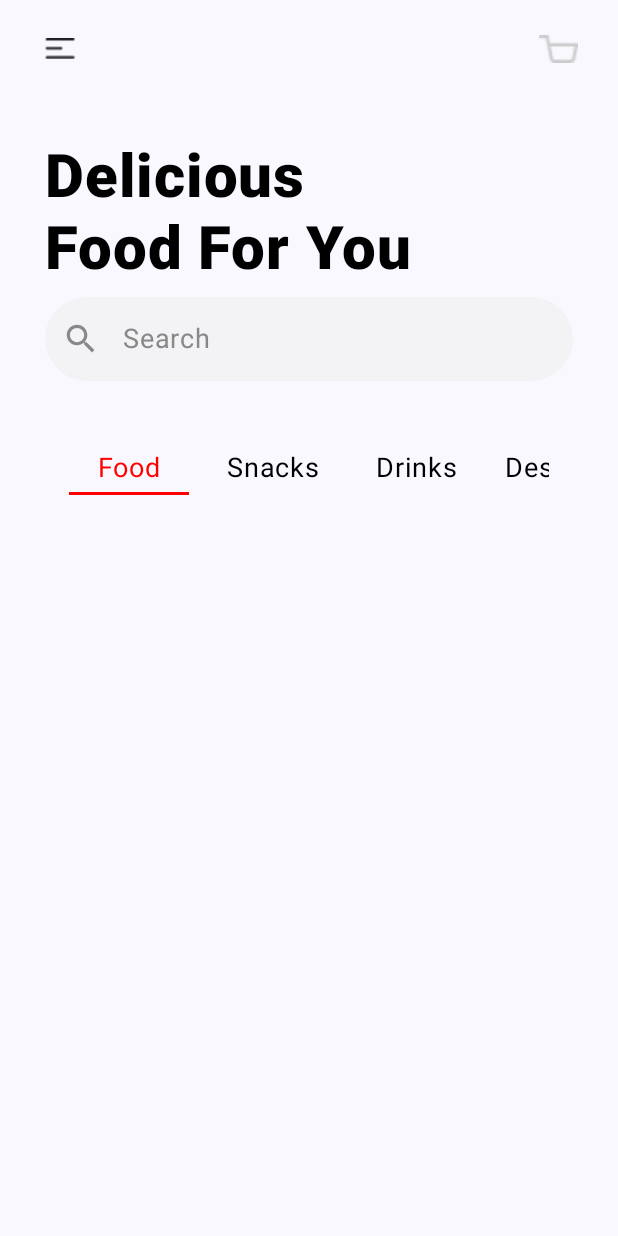
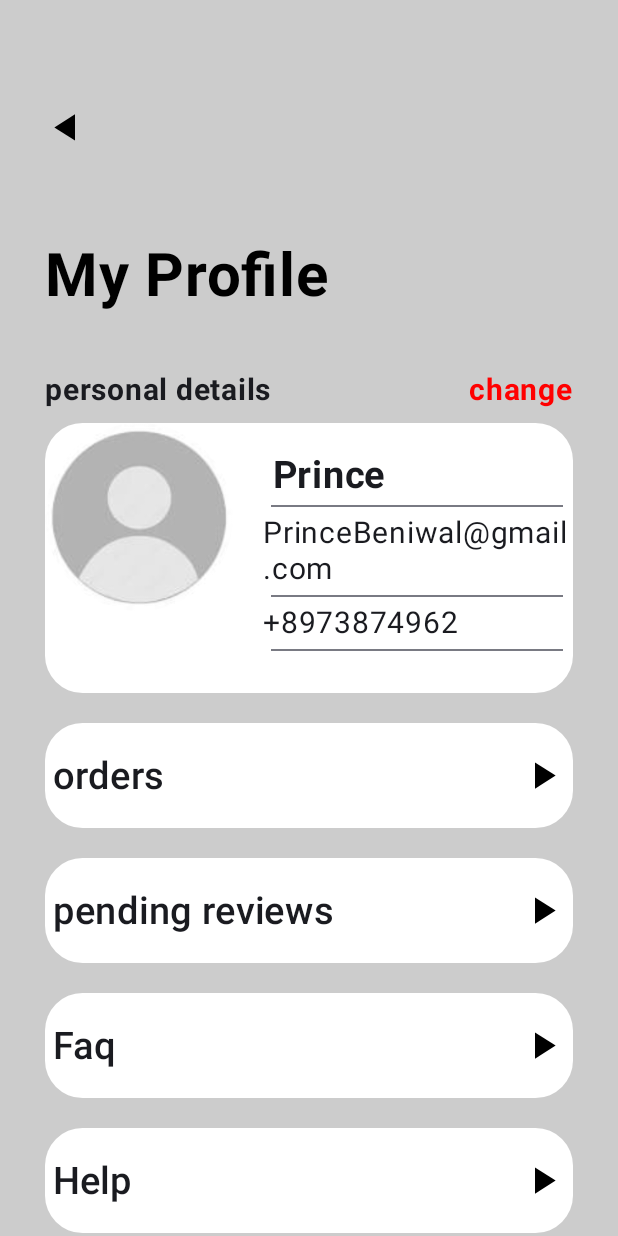
Before and after one commit to bhavya89hr/FoodOrderApp, an Android app built with Jetpack Compose: the screen it shows after launch (MainActivity), on a phone screen of 412 x 824 dp. Run offline under Robolectric (Android 15) with nearby library versions, the phone set to English and light mode, and no system bars.

Commit message:
profile screen

```diff
--- a/app/src/main/java/com/bhavya/foodorder/MainActivity.kt
+++ b/app/src/main/java/com/bhavya/foodorder/MainActivity.kt
@@ -13,6 +13,7 @@ import androidx.compose.ui.Modifier
 import androidx.compose.ui.tooling.preview.Preview
 import com.bhavya.foodorder.navigation.FoNavigation
 import com.bhavya.foodorder.screens.GetStarted
+import com.bhavya.foodorder.screens.profileScreen.profileSreen
 import com.bhavya.foodorder.ui.theme.FoodOrderTheme
 import com.google.firebase.FirebaseApp
 
@@ -24,7 +25,7 @@ class MainActivity : ComponentActivity() {
         setContent {
             FoodOrderTheme {
 
-              FoNavigation()
+                profileSreen()
             }
         }
     }
--- /dev/null
+++ b/app/src/main/java/com/bhavya/foodorder/screens/profileScreen/profile screen.kt
@@ -0,0 +1,151 @@
+package com.bhavya.foodorder.screens.profileScreen
+import com.bhavya.foodorder.R
+
+import android.media.Image
+import androidx.compose.foundation.Image
+import androidx.compose.foundation.background
+import androidx.compose.foundation.border
+import androidx.compose.foundation.clickable
+import androidx.compose.foundation.gestures.scrollable
+import androidx.compose.foundation.layout.Arrangement
+import androidx.compose.foundation.layout.Box
+import androidx.compose.foundation.layout.Column
+import androidx.compose.foundation.layout.Row
+import androidx.compose.foundation.layout.Spacer
+import androidx.compose.foundation.layout.fillMaxHeight
+import androidx.compose.foundation.layout.fillMaxSize
+import androidx.compose.foundation.layout.fillMaxWidth
+import androidx.compose.foundation.layout.height
+import androidx.compose.foundation.layout.padding
+import androidx.compose.foundation.layout.size
+import androidx.compose.foundation.layout.width
+import androidx.compose.foundation.lazy.LazyColumn
+import androidx.compose.foundation.rememberScrollState
+import androidx.compose.foundation.shape.CircleShape
+import androidx.compose.foundation.shape.RoundedCornerShape
+import androidx.compose.foundation.verticalScroll
+import androidx.compose.material.icons.Icons
+import androidx.compose.material.icons.filled.PlayArrow
+import androidx.compose.material3.Button
+import androidx.compose.material3.ButtonDefaults
+import androidx.compose.material3.Card
+import androidx.compose.material3.CardDefaults
+import androidx.compose.material3.Divider
+import androidx.compose.material3.Icon
+import androidx.compose.material3.Surface
+import androidx.compose.material3.Text
+import androidx.compose.runtime.Composable
+import androidx.compose.runtime.remember
+import androidx.compose.ui.Alignment
+import androidx.compose.ui.Modifier
+import androidx.compose.ui.draw.clip
+import androidx.compose.ui.draw.rotate
+import androidx.compose.ui.graphics.Color
+import androidx.compose.ui.layout.ContentScale
+import androidx.compose.ui.res.painterResource
+import androidx.compose.ui.text.font.Font
+import androidx.compose.ui.text.font.FontWeight
+import androidx.compose.ui.tooling.preview.Preview
+import androidx.compose.ui.unit.dp
+import androidx.compose.ui.unit.sp
+
+@Preview
+@Composable
+fun profileSreen() {
+    Surface(modifier = Modifier.fillMaxSize().verticalScroll(rememberScrollState())) {
+        Column(
+            modifier = Modifier.fillMaxSize().background(color = Color.LightGray)
+                .padding(30.dp, 20.dp),
+
+            horizontalAlignment = Alignment.Start
+        ) {
+            val options = remember {
+                listOf("orders", "pending reviews", "Faq", "Help")
+            }
+            Icon(
+                imageVector = Icons.Default.PlayArrow,
+                contentDescription = null,
+                tint = Color.Black,
+                modifier = Modifier
+
+                    .padding(0.dp, 50.dp)
+                    .rotate(180f)
+                    .size(30.dp)
+            )
+            Text(
+                text = "My Profile",
+                color = Color.Black,
+                fontSize = 40.sp,
+                fontWeight = FontWeight.Bold,
+                modifier = Modifier.padding(0.dp, 10.dp)
+            )
+            Spacer(modifier = Modifier.height(30.dp))
+            Row(
+                modifier = Modifier.fillMaxWidth(),
+                horizontalArrangement = Arrangement.SpaceBetween
+            ) {
+                Text(text = "personal details", fontSize = 20.sp, fontWeight = FontWeight.Bold)
+                Text(
+                    text = "change",
+                    fontSize = 20.sp,
+                    fontWeight = FontWeight.Bold,
+                    color = Color.Red,
+                    modifier = Modifier.clickable {})
+
+            }
+            Card(
+                modifier = Modifier
+                    .height(200.dp).fillMaxWidth().padding(0.dp, 10.dp),
+                colors = CardDefaults.cardColors(containerColor = Color.White),
+                shape = RoundedCornerShape(25.dp)
+            ) {
+                Row {
+                    Box(modifier = Modifier.height(125.dp).width(125.dp)) {
+                        Image(
+                            painter = painterResource(id = R.drawable.img),
+                            contentDescription = "Default Profile Picture",
+                            modifier = Modifier
+                                .fillMaxSize()
+                                .clip(CircleShape),
+                            contentScale = ContentScale.Crop
+                        )
+                    }
+                    Spacer(modifier = Modifier.width(20.dp))
+                    Column(modifier = Modifier.fillMaxHeight().width(205.dp).padding(0.dp, 20.dp).verticalScroll(rememberScrollState())) {
+                        Text(text = " Prince", fontSize = 25.sp, fontWeight = FontWeight.Bold)
+                        Divider(modifier = Modifier.padding(5.dp))
+                        Text(text = "PrinceBeniwal@gmail.com", fontSize = 20.sp)
+                        Divider(modifier = Modifier.padding(5.dp))
+                        Text(text = "+8973874962", fontSize = 20.sp)
+                        Divider(modifier = Modifier.padding(5.dp))
+                        Text(text = "Sonipat,harayana", fontSize = 20.sp)
+                    }
+                }
+            }
+            Column {
+              options.forEach {
+                  text->
+                  Card(modifier = Modifier.height(90.dp).fillMaxWidth().padding(0.dp,10.dp), colors = CardDefaults.cardColors(containerColor = Color.White), shape = RoundedCornerShape(25.dp)) {
+           Row(modifier = Modifier.fillMaxSize().padding(5.dp), verticalAlignment = Alignment.CenterVertically, horizontalArrangement = Arrangement.SpaceBetween) {
+                   Text(text = text, fontSize = 25.sp, fontWeight = FontWeight.SemiBold)
+               Icon(
+                   imageVector = Icons.Default.PlayArrow,
+                   contentDescription = null,
+                   tint = Color.Black,
+                   modifier = Modifier
+                       .clickable{}
+                       .size(30.dp)
+               )
+           }
+                  }
+              }
+                Button(onClick = {}, colors = ButtonDefaults.buttonColors(containerColor = Color.Red), modifier = Modifier.fillMaxWidth().height(50.dp), shape =  RoundedCornerShape(25.dp)) {
+                    Text(text = "Update", fontSize = 20.sp)
+                }
+            }
+        }
+
+
+    }
+
+}
--- a/gradle/libs.versions.toml
+++ b/gradle/libs.versions.toml
@@ -1,5 +1,5 @@
 [versions]
-agp = "8.9.0"
+agp = "8.9.2"
 kotlin = "2.0.21"
 coreKtx = "1.16.0"
 junit = "4.13.2"
```
Also changed, not shown: app/src/main/res/drawable/img.jpeg (added), app/src/main/res/drawable/imgg.png (added).
